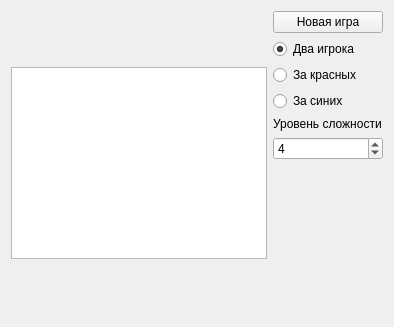
Before: the Qt Designer form tactickle.ui in varentsov/tac-tickle, drawn with Qt 5.
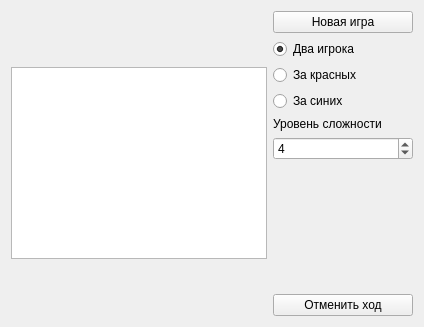
After: the same form once the commit is applied.

Commit message: back moves and AI level in interface

Patch:
```diff
--- a/tactickle.ui
+++ b/tactickle.ui
@@ -6,10 +6,16 @@
    <rect>
     <x>0</x>
     <y>0</y>
-    <width>394</width>
+    <width>424</width>
     <height>327</height>
    </rect>
   </property>
+  <property name="sizePolicy">
+   <sizepolicy hsizetype="Preferred" vsizetype="Preferred">
+    <horstretch>0</horstretch>
+    <verstretch>0</verstretch>
+   </sizepolicy>
+  </property>
   <property name="windowTitle">
    <string>Tac-Tickle game</string>
   </property>
@@ -77,7 +83,7 @@
         <number>2</number>
        </property>
        <property name="maximum">
-        <number>6</number>
+        <number>10</number>
        </property>
        <property name="singleStep">
         <number>1</number>
@@ -100,6 +106,13 @@
        </property>
       </spacer>
      </item>
+     <item>
+      <widget class="QPushButton" name="pushButton">
+       <property name="text">
+        <string>Отменить ход</string>
+       </property>
+      </widget>
+     </item>
     </layout>
    </item>
   </layout>
```
Left out of the diff: 6 changed lines with no effect on the pictures. The commit also changes 7 other files.
